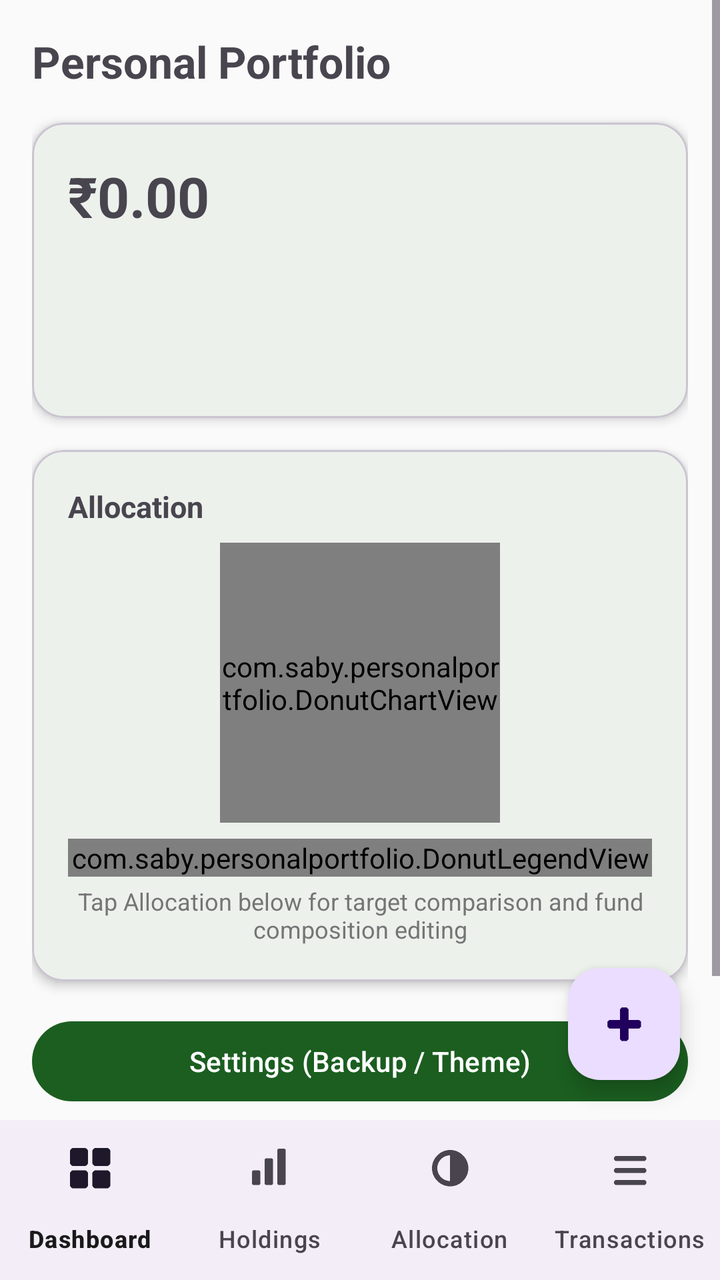
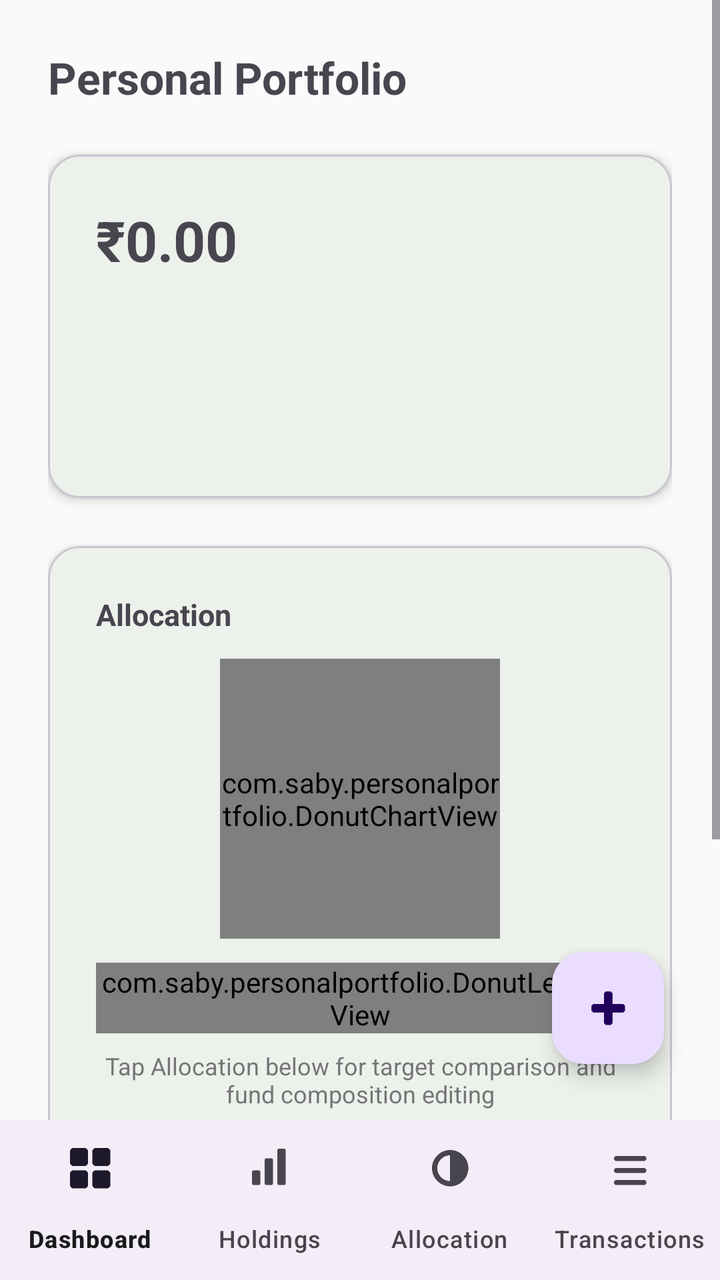

Before-and-after screenshots of an Android layout around one commit, followed by the original layout XML and the change that was made.
<!-- AndroidManifest.xml: application theme Theme.PersonalPortfolio -->
<!-- res/layout/activity_main.xml -->
<?xml version="1.0" encoding="utf-8"?>
<LinearLayout xmlns:android="http://schemas.android.com/apk/res/android"
    xmlns:app="http://schemas.android.com/apk/res-auto"
    android:layout_width="match_parent"
    android:layout_height="match_parent"
    android:orientation="vertical">

    <FrameLayout
        android:layout_width="match_parent"
        android:layout_height="0dp"
        android:layout_weight="1">

        <ScrollView
            android:layout_width="match_parent"
            android:layout_height="match_parent">

            <LinearLayout
                android:layout_width="match_parent"
                android:layout_height="wrap_content"
                android:orientation="vertical"
                android:padding="16dp">

                <TextView
                    android:layout_width="match_parent"
                    android:layout_height="wrap_content"
                    android:text="Personal Portfolio"
                    android:textSize="22sp"
                    android:textStyle="bold" />

                <com.google.android.material.card.MaterialCardView
                    android:layout_width="match_parent"
                    android:layout_height="wrap_content"
                    android:layout_marginTop="16dp"
                    app:cardCornerRadius="16dp"
                    app:cardElevation="3dp">

                    <LinearLayout
                        android:layout_width="match_parent"
                        android:layout_height="wrap_content"
                        android:orientation="vertical"
                        android:padding="18dp">

                        <TextView
                            android:id="@+id/dashboardTotalValue"
                            android:layout_width="match_parent"
                            android:layout_height="wrap_content"
                            android:textSize="28sp"
                            android:textStyle="bold"
                            android:text="₹0.00" />

                        <TextView
                            android:id="@+id/dashboardGainLine"
                            android:layout_width="match_parent"
                            android:layout_height="wrap_content"
                            android:layout_marginTop="4dp"
                            android:textSize="15sp" />

                        <TextView
                            android:id="@+id/dashboardXirrLine"
                            android:layout_width="match_parent"
                            android:layout_height="wrap_content"
                            android:layout_marginTop="4dp"
                            android:textSize="15sp" />

                        <TextView
                            android:id="@+id/dashboardHoldingsCountLine"
                            android:layout_width="match_parent"
                            android:layout_height="wrap_content"
                            android:layout_marginTop="8dp"
                            android:textSize="13sp"
                            android:textColor="#757575" />

                    </LinearLayout>

                </com.google.android.material.card.MaterialCardView>

                <com.google.android.material.card.MaterialCardView
                    android:layout_width="match_parent"
                    android:layout_height="wrap_content"
                    android:layout_marginTop="16dp"
                    app:cardCornerRadius="16dp"
                    app:cardElevation="3dp">

                    <LinearLayout
                        android:layout_width="match_parent"
                        android:layout_height="wrap_content"
                        android:orientation="vertical"
                        android:gravity="center_horizontal"
                        android:padding="18dp">

                        <TextView
                            android:layout_width="match_parent"
                            android:layout_height="wrap_content"
                            android:text="Allocation"
                            android:textSize="15sp"
                            android:textStyle="bold" />

                        <com.saby.personalportfolio.DonutChartView
                            android:id="@+id/dashboardDonut"
                            android:layout_width="140dp"
                            android:layout_height="140dp"
                            android:layout_marginTop="8dp" />

                        <com.saby.personalportfolio.DonutLegendView
                            android:id="@+id/dashboardDonutLegend"
                            android:layout_width="match_parent"
                            android:layout_height="wrap_content"
                            android:layout_marginTop="8dp" />

                        <TextView
                            android:id="@+id/dashboardAllocationHint"
                            android:layout_width="match_parent"
                            android:layout_height="wrap_content"
                            android:layout_marginTop="4dp"
                            android:textSize="12sp"
                            android:textColor="#757575"
                            android:gravity="center"
                            android:text="Tap Allocation below for target comparison and fund composition editing" />

                    </LinearLayout>

                </com.google.android.material.card.MaterialCardView>

                <Button
                    android:id="@+id/settingsButton"
                    android:layout_width="match_parent"
                    android:layout_height="wrap_content"
                    android:layout_marginTop="16dp"
                    android:text="Settings (Backup / Theme)" />

                
                <View
                    android:layout_width="match_parent"
                    android:layout_height="72dp" />

            </LinearLayout>

        </ScrollView>

        <com.google.android.material.floatingactionbutton.FloatingActionButton
            android:id="@+id/importFab"
            android:layout_width="wrap_content"
            android:layout_height="wrap_content"
            android:layout_gravity="bottom|end"
            android:layout_margin="20dp"
            android:contentDescription="Import CAS PDF"
            app:srcCompat="@drawable/ic_fab_add" />

    </FrameLayout>

    <com.google.android.material.bottomnavigation.BottomNavigationView
        android:id="@+id/bottomNav"
        android:layout_width="match_parent"
        android:layout_height="wrap_content"
        app:menu="@menu/bottom_nav_menu"
        app:labelVisibilityMode="labeled" />

</LinearLayout>
<!-- resources referenced by this layout -->
<resources>
  <!-- drawable ic_fab_add: png bitmap (drawable, 362 bytes) -->
  <style name="Theme.PersonalPortfolio" parent="Theme.Material3.DayNight.NoActionBar">
          <item name="colorPrimary">@color/colorPrimary</item>
          <item name="colorPrimaryVariant">@color/colorPrimaryVariant</item>
          <item name="colorOnPrimary">@color/colorOnPrimary</item>
  
          <item name="colorSecondary">@color/colorSecondary</item>
          <item name="colorOnSecondary">@color/colorOnSecondary</item>
  
          <item name="android:colorBackground">@color/colorBackground</item>
          <item name="colorOnBackground">@color/colorOnBackground</item>
  
          <item name="colorSurface">@color/colorSurface</item>
          <item name="colorOnSurface">@color/colorOnSurface</item>
  
          <item name="android:statusBarColor">@color/colorPrimaryVariant</item>
      </style>
  <color name="colorPrimary">#1B5E20</color>
  <color name="colorPrimaryVariant">#0D3B12</color>
  <color name="colorOnPrimary">#FFFFFF</color>
  <color name="colorSecondary">#00897B</color>
  <color name="colorOnSecondary">#FFFFFF</color>
  <color name="colorBackground">#FAFAFA</color>
  <color name="colorOnBackground">#1A1A1A</color>
  <color name="colorSurface">#FFFFFF</color>
  <color name="colorOnSurface">#1A1A1A</color>
</resources>

<!-- the commit's change to res/layout/activity_main.xml (unified diff, before → after) -->
@@ -18,7 +18,7 @@
                 android:layout_width="match_parent"
                 android:layout_height="wrap_content"
                 android:orientation="vertical"
-                android:padding="16dp">
+                android:padding="24dp">
 
                 <TextView
                     android:layout_width="match_parent"
@@ -30,7 +30,7 @@
                 <com.google.android.material.card.MaterialCardView
                     android:layout_width="match_parent"
                     android:layout_height="wrap_content"
-                    android:layout_marginTop="16dp"
+                    android:layout_marginTop="24dp"
                     app:cardCornerRadius="16dp"
                     app:cardElevation="3dp">
 
@@ -38,7 +38,7 @@
                         android:layout_width="match_parent"
                         android:layout_height="wrap_content"
                         android:orientation="vertical"
-                        android:padding="18dp">
+                        android:padding="24dp">
 
                         <TextView
                             android:id="@+id/dashboardTotalValue"
@@ -52,21 +52,21 @@
                             android:id="@+id/dashboardGainLine"
                             android:layout_width="match_parent"
                             android:layout_height="wrap_content"
-                            android:layout_marginTop="4dp"
+                            android:layout_marginTop="8dp"
                             android:textSize="15sp" />
 
                         <TextView
                             android:id="@+id/dashboardXirrLine"
                             android:layout_width="match_parent"
                             android:layout_height="wrap_content"
-                            android:layout_marginTop="4dp"
+                            android:layout_marginTop="8dp"
                             android:textSize="15sp" />
 
                         <TextView
                             android:id="@+id/dashboardHoldingsCountLine"
                             android:layout_width="match_parent"
                             android:layout_height="wrap_content"
-                            android:layout_marginTop="8dp"
+                            android:layout_marginTop="12dp"
                             android:textSize="13sp"
                             android:textColor="#757575" />
 
@@ -77,7 +77,7 @@
                 <com.google.android.material.card.MaterialCardView
                     android:layout_width="match_parent"
                     android:layout_height="wrap_content"
-                    android:layout_marginTop="16dp"
+                    android:layout_marginTop="24dp"
                     app:cardCornerRadius="16dp"
                     app:cardElevation="3dp">
 
@@ -86,7 +86,7 @@
                         android:layout_height="wrap_content"
                         android:orientation="vertical"
                         android:gravity="center_horizontal"
-                        android:padding="18dp">
+                        android:padding="24dp">
 
                         <TextView
                             android:layout_width="match_parent"
@@ -99,19 +99,19 @@
                             android:id="@+id/dashboardDonut"
                             android:layout_width="140dp"
                             android:layout_height="140dp"
-                            android:layout_marginTop="8dp" />
+                            android:layout_marginTop="12dp" />
 
                         <com.saby.personalportfolio.DonutLegendView
                             android:id="@+id/dashboardDonutLegend"
                             android:layout_width="match_parent"
                             android:layout_height="wrap_content"
-                            android:layout_marginTop="8dp" />
+                            android:layout_marginTop="12dp" />
 
                         <TextView
                             android:id="@+id/dashboardAllocationHint"
                             android:layout_width="match_parent"
                             android:layout_height="wrap_content"
-                            android:layout_marginTop="4dp"
+                            android:layout_marginTop="8dp"
                             android:textSize="12sp"
                             android:textColor="#757575"
                             android:gravity="center"
@@ -125,7 +125,7 @@
                     android:id="@+id/settingsButton"
                     android:layout_width="match_parent"
                     android:layout_height="wrap_content"
-                    android:layout_marginTop="16dp"
+                    android:layout_marginTop="24dp"
                     android:text="Settings (Backup / Theme)" />
 
                 
@@ -142,7 +142,7 @@
             android:layout_width="wrap_content"
             android:layout_height="wrap_content"
             android:layout_gravity="bottom|end"
-            android:layout_margin="20dp"
+            android:layout_margin="28dp"
             android:contentDescription="Import CAS PDF"
             app:srcCompat="@drawable/ic_fab_add" />
 
